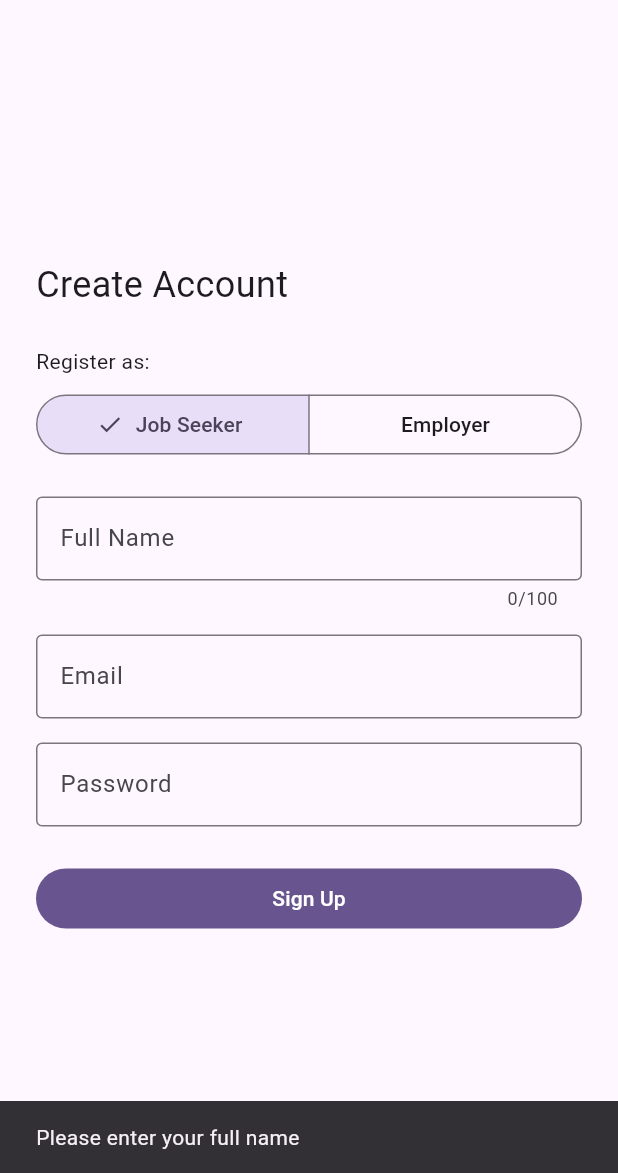
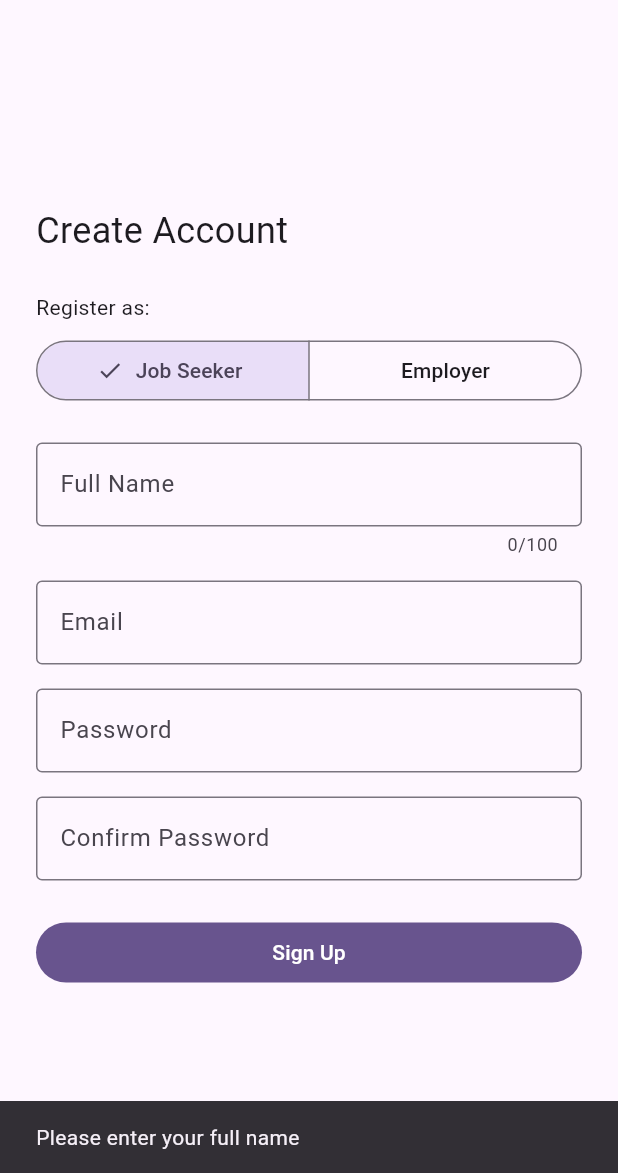
Before and after one commit to CHTHEE/jobmate, a Flutter app: the SignUpPage screen opened directly, after a tap on "Sign Up", on a phone screen of 412 x 824 dp, the part 63-1236 px from its top. Run offline on Flutter 3.47's test engine with Material 3 defaults, Android fonts, the phone set to English and light mode, and no system bars; our stand-ins replace flutter_dotenv, image_picker, supabase_flutter; accounts and stored records are empty.

Commit message:
Added confirm password in sign up page

```diff
--- a/lib/features/auth/sign_up_page.dart
+++ b/lib/features/auth/sign_up_page.dart
@@ -25,6 +25,7 @@ class _SignUpPageState extends State<SignUpPage> {
   final _nameCrontroller = TextEditingController();
   final _emailController = TextEditingController();
   final _passwordController = TextEditingController();
+  final _confirmPasswordController = TextEditingController();
   SignUpRole _selectedRole = SignUpRole.jobSeeker;
   bool _isLoading = false;
 
@@ -33,6 +34,7 @@ class _SignUpPageState extends State<SignUpPage> {
     _nameCrontroller.dispose();
     _emailController.dispose();
     _passwordController.dispose();
+    _confirmPasswordController.dispose();
 
     super.dispose();
   }
@@ -105,6 +107,15 @@ class _SignUpPageState extends State<SignUpPage> {
                 ),
                 obscureText: true,
               ),
+              const SizedBox(height: 16),
+              TextField(
+                controller: _confirmPasswordController,
+                decoration: const InputDecoration(
+                  labelText: 'Confirm Password',
+                  border: OutlineInputBorder(),
+                ),
+                obscureText: true,
+              ),
               const SizedBox(height: 24),
               FilledButton(
                 onPressed: _isLoading ? null : _handleSignUp,
@@ -123,6 +134,7 @@ class _SignUpPageState extends State<SignUpPage> {
     final name = _nameCrontroller.text.trim();
     final email = _emailController.text.trim();
     final password = _passwordController.text;
+    final confirmPassword = _confirmPasswordController.text;
 
     if (name.isEmpty) {
       _showMessage('Please enter your full name');
@@ -133,9 +145,9 @@ class _SignUpPageState extends State<SignUpPage> {
       return;
     }
 
-    if (email.isEmpty || password.isEmpty) {
+    if (email.isEmpty || password.isEmpty || confirmPassword.isEmpty) {
       ScaffoldMessenger.of(context).showSnackBar(
-        const SnackBar(content: Text('Please enter both email and password')),
+        const SnackBar(content: Text('Please fill  in all email and password fields')),
       );
       return;
     }
@@ -144,6 +156,15 @@ class _SignUpPageState extends State<SignUpPage> {
       ScaffoldMessenger.of(context).showSnackBar(
         const SnackBar(
           content: Text('Password must be at least 8 characters long'),
+        ),
+      );
+      return;
+    }
+
+    if (password != confirmPassword){
+      ScaffoldMessenger.of(context).showSnackBar(
+        const SnackBar(
+          content: Text('Passwords does not match'),
         ),
       );
       return;
```
